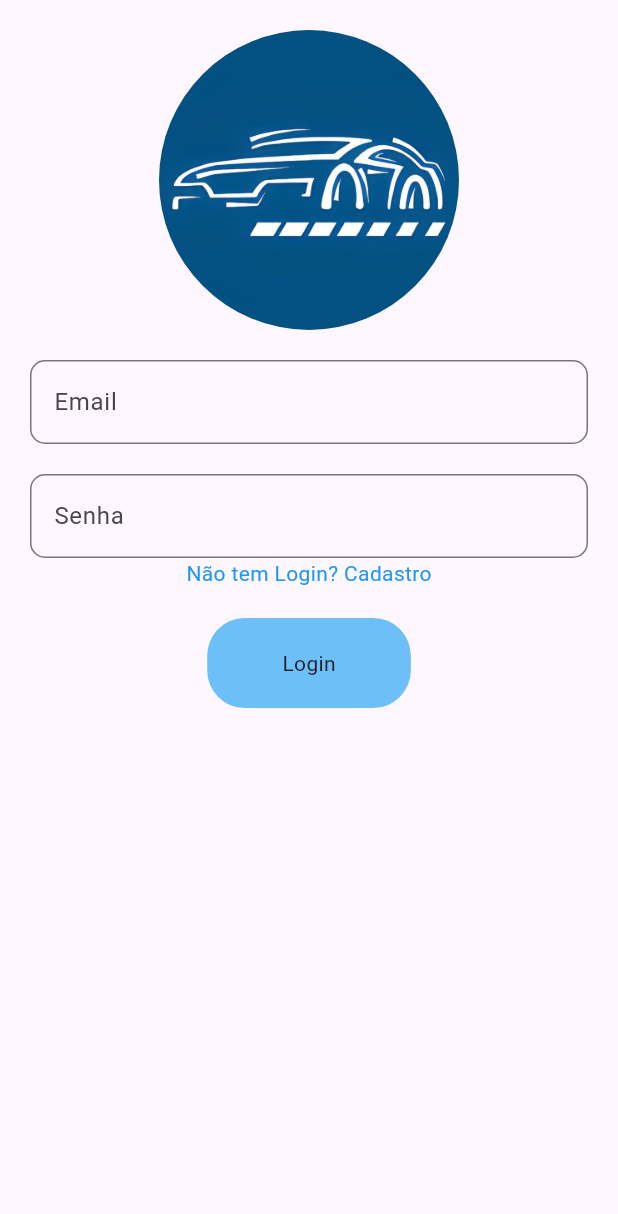
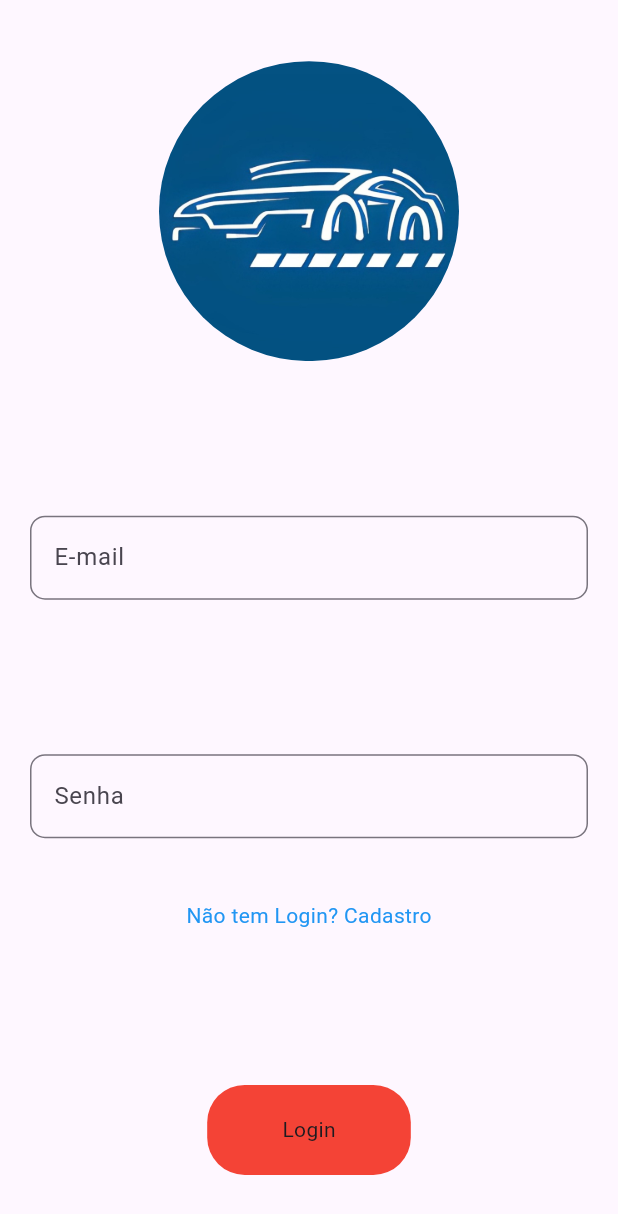
Before and after one commit to kauanBestel/flutter-equipment-booking, a Flutter app: the screen it shows after launch, after a tap on "Já tem cadastro? Login", on a phone screen of 412 x 824 dp. Shown: the top 1214 px of the screen. Run offline on Flutter 3.47's test engine with Material 3 defaults, Android fonts, the phone set to English and light mode, and no system bars; our stand-ins replace firebase_core, table_calendar; missing offline and left inert: steps_indicator; accounts and stored records are empty.

Commit message:
feat(widgets/):add widgets

```diff
--- a/lib/presentation/screens/pages/LoginPage.dart
+++ b/lib/presentation/screens/pages/LoginPage.dart
@@ -1,3 +1,5 @@
+import 'package:equipment_boking/presentation/widgets/custom_textformfield.dart';
+import 'package:equipment_boking/presentation/widgets/custom_buttom.dart';
 import 'package:flutter/material.dart';
 import 'package:equipment_boking/presentation/screens/pages/RegisterPage.dart';
 
@@ -16,7 +18,7 @@ class LoginPage extends StatelessWidget {
           child: Padding(
             padding: const EdgeInsets.all(20.0),
             child: Column(
-              mainAxisAlignment: MainAxisAlignment.start,
+              mainAxisAlignment: MainAxisAlignment.spaceAround,
               children: [
                 ClipRRect(
                   borderRadius: BorderRadius.circular(200),
@@ -28,24 +30,17 @@ class LoginPage extends StatelessWidget {
                 const SizedBox(
                   height: 20,
                 ),
-                TextFormField(
-                  decoration: InputDecoration(
-                    labelText: 'Email',
-                    border: OutlineInputBorder(
-                      borderRadius: BorderRadius.circular(10.0),
-                    ),
-                  ),
+                CustomTextFormField(
+                  label: 'E-mail',
                 ),
-                const SizedBox(height: 20.0),
-                TextFormField(
-                  decoration: InputDecoration(
-                    labelText: 'Senha',
-                    border: OutlineInputBorder(
-                      borderRadius: BorderRadius.circular(10.0),
-                    ),
-                  ),
-                  obscureText: true,
+                const SizedBox(
+                  height: 20,
                 ),
+                CustomTextFormField(
+                  label: 'Senha',
+                ),
+//
+//
                 GestureDetector(
                   onTap: () {
                     Navigator.push(
@@ -63,15 +58,9 @@ class LoginPage extends StatelessWidget {
                   ),
                 ),
                 const SizedBox(height: 20.0),
-                GestureDetector(
-                  onTap: () {},
-                  child: Container(
-                    padding: EdgeInsets.symmetric(horizontal: 50, vertical: 20),
-                    decoration: BoxDecoration(
-                        borderRadius: BorderRadius.circular(25),
-                        color: Color(0xFF6DC0F7)),
-                    child: Text('Login'),
-                  ),
+                const CustomButtom(
+                  label: 'Login',
+                  buttonColor: Colors.red,
                 ),
               ],
             ),
--- a/lib/presentation/screens/pages/ProductPage.dart
+++ b/lib/presentation/screens/pages/ProductPage.dart
@@ -2,17 +2,12 @@ import 'package:flutter/material.dart';
 import 'package:steps_indicator/steps_indicator.dart';
 import 'package:table_calendar/table_calendar.dart';
 
-void main() {
-  runApp(const ProductPage());
-}
-
 class ProductPage extends StatelessWidget {
-  const ProductPage({Key? key}) : super(key: key);
+  const ProductPage({super.key});
 
   @override
   Widget build(BuildContext context) {
-    return const MaterialApp(
-      home: Scaffold(
+    return Scaffold(
       body: Center(
         child: Padding(
           padding: EdgeInsets.all(20.0),
@@ -27,8 +22,12 @@ class ProductPage extends StatelessWidget {
                 selectedStepSize: 30,
               ),
               SizedBox(height: 20),
+              TableCalendar(
+                firstDay: DateTime.utc(2010, 10, 16),
+                lastDay: DateTime.utc(2030, 3, 14),
+                focusedDay: DateTime.now(),
+              ),
             ],
-            ),
           ),
         ),
       ),
--- a/lib/presentation/screens/pages/RegisterPage.dart
+++ b/lib/presentation/screens/pages/RegisterPage.dart
@@ -1,5 +1,5 @@
 import 'package:equipment_boking/presentation/screens/pages/LoginPage.dart';
-import 'package:equipment_boking/presentation/widgets/custom.textformfield.dart';
+import 'package:equipment_boking/presentation/widgets/custom_textformfield.dart';
 import 'package:equipment_boking/presentation/widgets/custom_buttom.dart';
 import 'package:flutter/material.dart';
 
@@ -8,7 +8,7 @@ void main() {
 }
 
 class RegisterPage extends StatelessWidget {
-  const RegisterPage({Key? key}) : super(key: key);
+  const RegisterPage({super.key});
 
   @override
   Widget build(BuildContext context) {
@@ -33,19 +33,19 @@ class RegisterPage extends StatelessWidget {
                     const SizedBox(
                       height: 20,
                     ),
-                    const CustomTextFormField(label: 'teste1'),
+                    const CustomTextFormField(label: 'nome'),
                     const SizedBox(
                       height: 20,
                     ),
-                    const CustomTextFormField(label: 'teste2'),
+                    const CustomTextFormField(label: 'e-mail'),
                     const SizedBox(
                       height: 20,
                     ),
-                    const CustomTextFormField(label: 'teste3'),
+                    const CustomTextFormField(label: 'senha'),
                     const SizedBox(
                       height: 20,
                     ),
-                    const CustomTextFormField(label: 'teste4'),
+                    const CustomTextFormField(label: 'confirmar senha'),
                     GestureDetector(
                       onTap: () {
                         Navigator.push(
--- a/lib/presentation/widgets/custom_buttom.dart
+++ b/lib/presentation/widgets/custom_buttom.dart
@@ -1,19 +1,22 @@
 import 'package:flutter/widgets.dart';
 
 class CustomButtom extends StatelessWidget {
-  const CustomButtom({super.key, required this.label});
+  const CustomButtom(
+      {super.key,
+      required this.label,
+      this.buttonColor = const Color(0xFF6DC0F7)});
 
   final String label;
+  final Color buttonColor;
 
   @override
-  Widget build(BuildContext) {
+  Widget build(BuildContext context) {
     return GestureDetector(
       onTap: () {},
       child: Container(
         padding: const EdgeInsets.symmetric(horizontal: 50, vertical: 20),
         decoration: BoxDecoration(
-            borderRadius: BorderRadius.circular(25),
-            color: const Color(0xFF6DC0F7)),
+            borderRadius: BorderRadius.circular(25), color: buttonColor),
         child: Text(label),
       ),
     );
--- a/lib/presentation/widgets/custom.textformfield.dart
+++ b/lib/presentation/widgets/custom_textformfield.dart
@@ -1,7 +1,10 @@
 import 'package:flutter/material.dart';
 
 class CustomTextFormField extends StatelessWidget {
-  const CustomTextFormField({super.key, required this.label});
+  const CustomTextFormField({
+    Key? key,
+    required this.label,
+  }) : super(key: key);
 
   final String label;
 
```
Also changed, not shown: flutter_02.png (added). Lines whose indentation alone changed are shown as unchanged.
